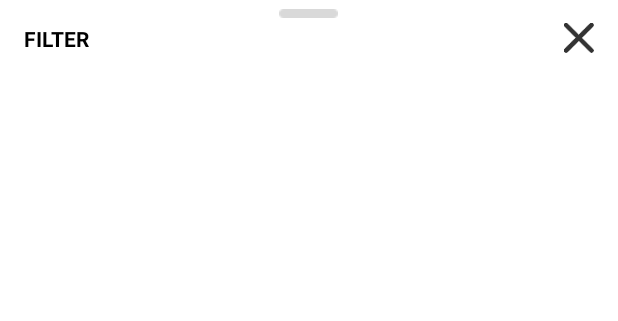
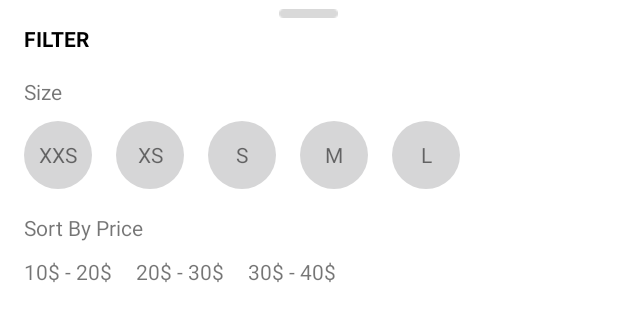
Before and after one commit to Vichheka07/RentClosthes, an Android app: the layout sheets_button.xml on its own in the app's theme, with its tools: preview values and no code run, on a phone screen of 412 x 824 dp. Shown: the top 321 px of the screen. Run offline under Robolectric (Android 15) with nearby library versions, the phone set to English and light mode, and no system bars.

Commit message:
Design Screen filter

```diff
--- a/app/src/main/java/com/example/rentclothes/ModalBottomSheet.kt
+++ b/app/src/main/java/com/example/rentclothes/ModalBottomSheet.kt
@@ -4,9 +4,11 @@ import android.os.Bundle
 import android.view.LayoutInflater
 import android.view.View
 import android.view.ViewGroup
+import com.example.rentclothes.databinding.SheetsButtonBinding
 import com.google.android.material.bottomsheet.BottomSheetDialogFragment
 
 class ModalBottomSheet: BottomSheetDialogFragment() {
+    private lateinit var binding: SheetsButtonBinding
     override fun onCreateView(
         inflater: LayoutInflater,
         container: ViewGroup?,
--- /dev/null
+++ b/app/src/main/res/drawable/cycle_button.xml
@@ -0,0 +1,5 @@
+<?xml version="1.0" encoding="utf-8"?>
+<shape xmlns:android="http://schemas.android.com/apk/res/android">
+    <solid android:color="@color/grey_font"/>
+    <corners android:radius="400dp"/>
+</shape>
--- /dev/null
+++ b/app/src/main/res/drawable/dialog_bg.xml
@@ -0,0 +1,12 @@
+<?xml version="1.0" encoding="utf-8"?>
+<shape xmlns:android="http://schemas.android.com/apk/res/android">
+    <solid android:color="@color/white"/>
+    <corners
+        android:topLeftRadius="60dp"
+        android:topRightRadius="60dp"/>
+    <padding
+        android:left="10dp"
+        android:right="10dp"
+        android:bottom="10dp"
+        android:top="10dp"/>
+</shape>
--- a/app/src/main/res/layout/sheets_button.xml
+++ b/app/src/main/res/layout/sheets_button.xml
@@ -1,21 +1,24 @@
 <?xml version="1.0" encoding="utf-8"?>
 <LinearLayout xmlns:android="http://schemas.android.com/apk/res/android"
     android:layout_width="match_parent"
-    android:layout_height="match_parent">
+    android:layout_height="match_parent"
+    android:background="@drawable/custom_backgrownd_post"
+    android:paddingHorizontal="16dp"
+    android:orientation="vertical">
     <RelativeLayout
-        android:paddingHorizontal="16dp"
         android:layout_width="match_parent"
         android:layout_height="wrap_content">
+
         <TextView
-            android:textColor="@color/black"
-            android:textStyle="bold"
             android:id="@+id/text_filter"
-            android:paddingTop="16dp"
-            android:layout_centerVertical="true"
             android:layout_width="match_parent"
             android:layout_height="wrap_content"
+            android:layout_alignParentStart="true"
+            android:layout_centerVertical="true"
+            android:paddingTop="16dp"
             android:text="FILTER"
-            android:layout_alignParentStart="true"/>
+            android:textColor="@color/black"
+            android:textStyle="bold" />
         <ImageView
             android:paddingTop="6dp"
             android:layout_alignParentTop="true"
@@ -23,12 +26,89 @@
             android:layout_width="wrap_content"
             android:layout_height="wrap_content"
             android:src="@drawable/control_button_sheets"/>
+    </RelativeLayout>
+    <TextView
+        android:layout_marginTop="16dp"
+        android:layout_width="wrap_content"
+        android:layout_height="wrap_content"
+        android:text="Size"/>
+    <RelativeLayout
+        android:layout_width="match_parent"
+        android:layout_height="wrap_content"
+        android:layout_marginTop="10dp">
+        <TextView
+            android:gravity="center"
+            android:id="@+id/XXS"
+            android:layout_alignParentStart="true"
+            android:layout_width="45dp"
+            android:layout_height="45dp"
+            android:background="@drawable/cycle_button"
+            android:textAlignment="center"
+            android:text="XXS"/>
+        <TextView
+            android:gravity="center"
+            android:id="@+id/XS"
+            android:layout_marginStart="16dp"
+            android:layout_width="45dp"
+            android:layout_height="45dp"
+            android:text="XS"
+            android:layout_toEndOf="@+id/XXS"
+            android:background="@drawable/cycle_button"/>
+        <TextView
+            android:id="@+id/S"
+            android:layout_marginStart="16dp"
+            android:layout_width="45dp"
+            android:layout_height="45dp"
+            android:layout_toEndOf="@id/XS"
+            android:background="@drawable/cycle_button"
+            android:gravity="center"
+            android:text="S"/>
+        <TextView
+            android:id="@+id/M"
+            android:layout_marginStart="16dp"
+            android:layout_width="45dp"
+            android:layout_height="45dp"
+            android:gravity="center"
+            android:layout_toEndOf="@id/S"
+            android:background="@drawable/cycle_button"
+            android:text="M"/>
+        <TextView
+            android:layout_marginStart="16dp"
+            android:layout_width="45dp"
+            android:layout_height="45dp"
+            android:text="L"
+            android:background="@drawable/cycle_button"
+            android:layout_toEndOf="@id/M"
+            android:gravity="center"/>
+    </RelativeLayout>
+    <TextView
+        android:layout_marginTop="16dp"
+        android:layout_width="wrap_content"
+        android:layout_height="wrap_content"
+        android:text="Sort By Price"/>
+    <RelativeLayout
+        android:layout_marginTop="10dp"
+        android:layout_width="match_parent"
+        android:layout_height="wrap_content">
+        <TextView
+            android:id="@+id/tend"
+            android:layout_alignParentStart="true"
+            android:layout_width="wrap_content"
+            android:layout_height="wrap_content"
+            android:text="10$ - 20$"/>
+        <TextView
+            android:id="@+id/twenty_d"
+            android:layout_marginStart="16dp"
+            android:layout_toEndOf="@id/tend"
+            android:layout_width="wrap_content"
+            android:layout_height="wrap_content"
+            android:text="20$ - 30$"/>
+        <TextView
+            android:layout_marginStart="16dp"
+            android:layout_toEndOf="@+id/twenty_d"
+            android:layout_width="wrap_content"
+            android:layout_height="wrap_content"
+            android:text="30$ - 40$"/>
+    </RelativeLayout>
 
-        <ImageView
-            android:layout_alignBottom="@+id/text_filter"
-            android:layout_width="20dp"
-            android:layout_height="20dp"
-            android:layout_alignParentEnd="true"
-            android:src="@drawable/ic_close" />
-    </RelativeLayout>
 </LinearLayout>
```
